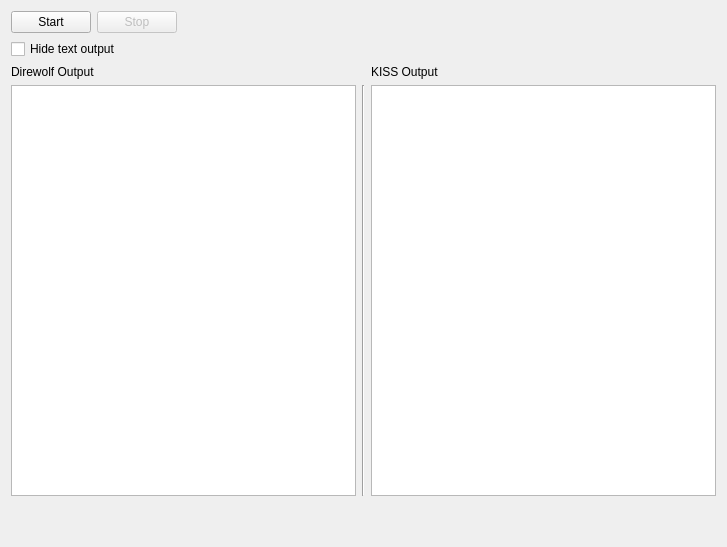
The window that Frontend/Widgets/AprsWidget/aprswidget.ui (WPI-HPRC/groundstation-2025) describes before a commit, drawn with Qt 5.
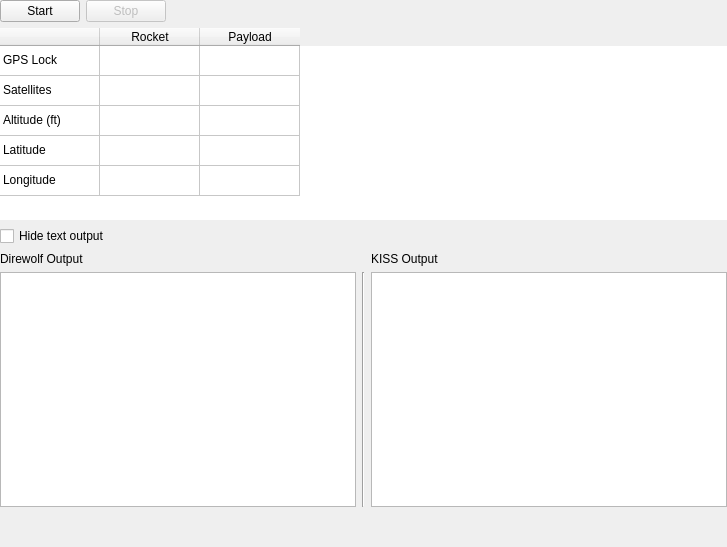
The same window after the commit.

Commit message: added a nice data table

Diff of the .ui file:
```diff
--- a/Frontend/Widgets/AprsWidget/aprswidget.ui
+++ b/Frontend/Widgets/AprsWidget/aprswidget.ui
@@ -13,56 +13,20 @@
   <property name="windowTitle">
    <string>AprsWidget</string>
   </property>
-  <layout class="QGridLayout" name="gridLayout" rowstretch="0,0,0,0">
-   <item row="0" column="0">
-    <widget class="QWidget" name="widget" native="true">
-     <layout class="QHBoxLayout" name="horizontalLayout_3">
-      <property name="leftMargin">
-       <number>0</number>
-      </property>
-      <property name="topMargin">
-       <number>0</number>
-      </property>
-      <property name="rightMargin">
-       <number>0</number>
-      </property>
-      <property name="bottomMargin">
-       <number>0</number>
-      </property>
-      <item>
-       <widget class="QPushButton" name="StartButton">
-        <property name="text">
-         <string>Start</string>
-        </property>
-       </widget>
-      </item>
-      <item>
-       <widget class="QPushButton" name="StopButton">
-        <property name="enabled">
-         <bool>false</bool>
-        </property>
-        <property name="text">
-         <string>Stop</string>
-        </property>
-       </widget>
-      </item>
-      <item>
-       <spacer name="horizontalSpacer">
-        <property name="orientation">
-         <enum>Qt::Orientation::Horizontal</enum>
-        </property>
-        <property name="sizeHint" stdset="0">
-         <size>
-          <width>40</width>
-          <height>20</height>
-         </size>
-        </property>
-       </spacer>
-      </item>
-     </layout>
-    </widget>
-   </item>
-   <item row="2" column="0">
+  <layout class="QGridLayout" name="gridLayout">
+   <property name="leftMargin">
+    <number>0</number>
+   </property>
+   <property name="topMargin">
+    <number>0</number>
+   </property>
+   <property name="rightMargin">
+    <number>0</number>
+   </property>
+   <property name="bottomMargin">
+    <number>0</number>
+   </property>
+   <item row="3" column="0">
     <widget class="QWidget" name="TextOutput" native="true">
      <property name="sizePolicy">
       <sizepolicy hsizetype="Preferred" vsizetype="Expanding">
@@ -127,14 +91,14 @@
      </layout>
     </widget>
    </item>
-   <item row="1" column="0">
+   <item row="2" column="0">
     <widget class="QCheckBox" name="HideTextOutput">
      <property name="text">
       <string>Hide text output</string>
      </property>
     </widget>
    </item>
-   <item row="3" column="0">
+   <item row="4" column="0">
     <spacer name="VerticalSpacer">
      <property name="orientation">
       <enum>Qt::Orientation::Vertical</enum>
@@ -150,6 +114,195 @@
      </property>
     </spacer>
    </item>
+   <item row="0" column="0">
+    <widget class="QWidget" name="widget" native="true">
+     <layout class="QHBoxLayout" name="horizontalLayout_3">
+      <property name="leftMargin">
+       <number>0</number>
+      </property>
+      <property name="topMargin">
+       <number>0</number>
+      </property>
+      <property name="rightMargin">
+       <number>0</number>
+      </property>
+      <property name="bottomMargin">
+       <number>0</number>
+      </property>
+      <item>
+       <widget class="QWidget" name="widget_2" native="true">
+        <layout class="QVBoxLayout" name="verticalLayout">
+         <property name="leftMargin">
+          <number>0</number>
+         </property>
+         <property name="topMargin">
+          <number>0</number>
+         </property>
+         <property name="rightMargin">
+          <number>0</number>
+         </property>
+         <property name="bottomMargin">
+          <number>0</number>
+         </property>
+         <item>
+          <widget class="QWidget" name="widget_3" native="true">
+           <layout class="QHBoxLayout" name="horizontalLayout">
+            <property name="leftMargin">
+             <number>0</number>
+            </property>
+            <property name="topMargin">
+             <number>0</number>
+            </property>
+            <property name="rightMargin">
+             <number>0</number>
+            </property>
+            <property name="bottomMargin">
+             <number>0</number>
+            </property>
+            <item>
+             <widget class="QPushButton" name="StartButton">
+              <property name="text">
+               <string>Start</string>
+              </property>
+             </widget>
+            </item>
+            <item>
+             <widget class="QPushButton" name="StopButton">
+              <property name="enabled">
+               <bool>false</bool>
+              </property>
+              <property name="text">
+               <string>Stop</string>
+              </property>
+             </widget>
+            </item>
+           </layout>
+          </widget>
+         </item>
+        </layout>
+       </widget>
+      </item>
+      <item>
+       <spacer name="horizontalSpacer">
+        <property name="orientation">
+         <enum>Qt::Orientation::Horizontal</enum>
+        </property>
+        <property name="sizeHint" stdset="0">
+         <size>
+          <width>40</width>
+          <height>20</height>
+         </size>
+        </property>
+       </spacer>
+      </item>
+     </layout>
+    </widget>
+   </item>
+   <item row="1" column="0">
+    <widget class="QTableWidget" name="DataTable">
+     <property name="sizePolicy">
+      <sizepolicy hsizetype="Preferred" vsizetype="Preferred">
+       <horstretch>0</horstretch>
+       <verstretch>0</verstretch>
+      </sizepolicy>
+     </property>
+     <property name="frameShape">
+      <enum>QFrame::Shape::NoFrame</enum>
+     </property>
+     <property name="frameShadow">
+      <enum>QFrame::Shadow::Plain</enum>
+     </property>
+     <property name="autoScroll">
+      <bool>false</bool>
+     </property>
+     <property name="editTriggers">
+      <set>QAbstractItemView::EditTrigger::NoEditTriggers</set>
+     </property>
+     <property name="tabKeyNavigation">
+      <bool>false</bool>
+     </property>
+     <property name="showDropIndicator" stdset="0">
+      <bool>false</bool>
+     </property>
+     <property name="dragDropOverwriteMode">
+      <bool>false</bool>
+     </property>
+     <property name="selectionMode">
+      <enum>QAbstractItemView::SelectionMode::NoSelection</enum>
+     </property>
+     <property name="showGrid">
+      <bool>true</bool>
+     </property>
+     <property name="gridStyle">
+      <enum>Qt::PenStyle::SolidLine</enum>
+     </property>
+     <attribute name="horizontalHeaderVisible">
+      <bool>true</bool>
+     </attribute>
+     <attribute name="verticalHeaderVisible">
+      <bool>false</bool>
+     </attribute>
+     <row/>
+     <row/>
+     <row/>
+     <row/>
+     <row/>
+     <column>
+      <property name="text">
+       <string> </string>
+      </property>
+     </column>
+     <column>
+      <property name="text">
+       <string>Rocket</string>
+      </property>
+      <property name="background">
+       <color alpha="0">
+        <red>0</red>
+        <green>0</green>
+        <blue>0</blue>
+       </color>
+      </property>
+     </column>
+     <column>
+      <property name="text">
+       <string>Payload</string>
+      </property>
+      <property name="background">
+       <color alpha="0">
+        <red>0</red>
+        <green>0</green>
+        <blue>0</blue>
+       </color>
+      </property>
+     </column>
+     <item row="0" column="0">
+      <property name="text">
+       <string>GPS Lock</string>
+      </property>
+     </item>
+     <item row="1" column="0">
+      <property name="text">
+       <string>Satellites</string>
+      </property>
+     </item>
+     <item row="2" column="0">
+      <property name="text">
+       <string>Altitude (ft)</string>
+      </property>
+     </item>
+     <item row="3" column="0">
+      <property name="text">
+       <string>Latitude</string>
+      </property>
+     </item>
+     <item row="4" column="0">
+      <property name="text">
+       <string>Longitude</string>
+      </property>
+     </item>
+    </widget>
+   </item>
   </layout>
  </widget>
  <resources/>
```
Left out of the diff: 34 changed lines with no effect on the pictures. The commit also changes 3 other files.
